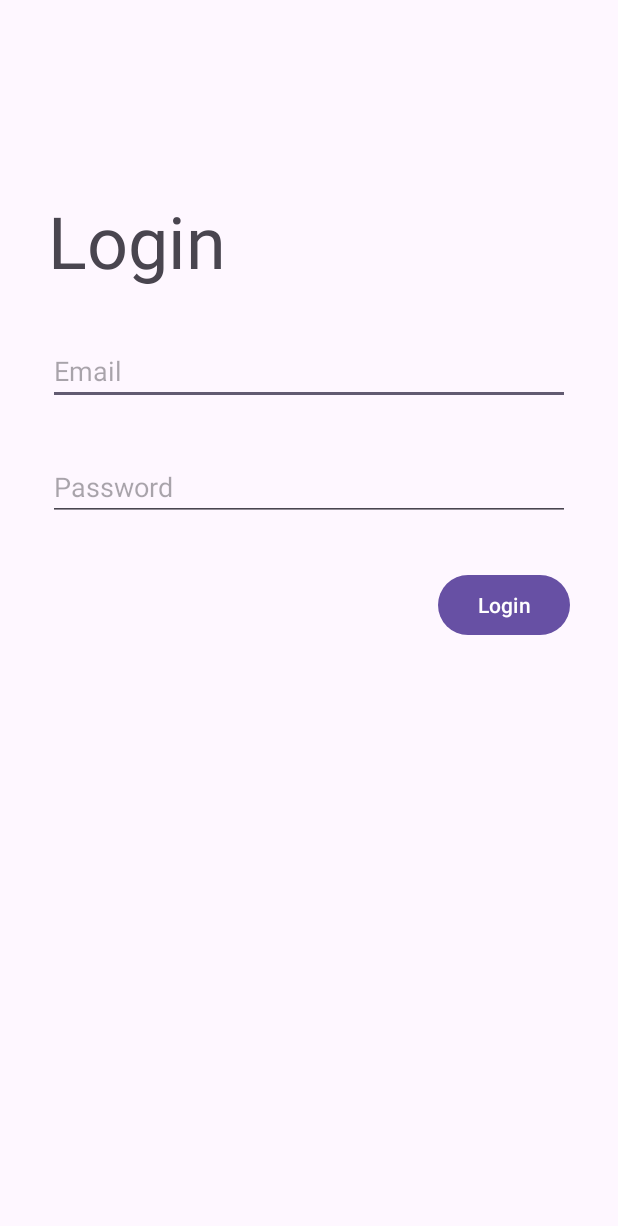
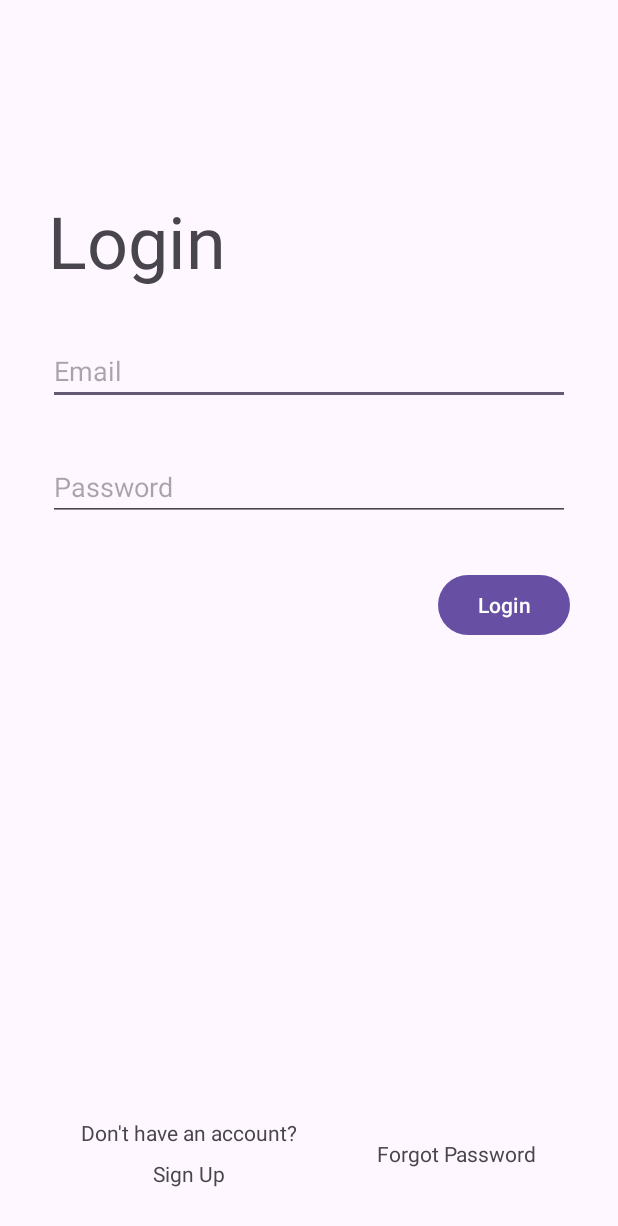
Before and after one commit to Zewzit/MapRunners-AR, an Android app: the screen it shows after launch (LoginActivity), on a phone screen of 412 x 824 dp. Shown: the top 1226 px of the screen. Run offline under Robolectric (Android 15) with nearby library versions, the phone set to English and light mode, and no system bars.

Commit message:
Add sign up UI. Add Firebase auth dependencies

```diff
--- a/app/src/main/res/layout/activity_login.xml
+++ b/app/src/main/res/layout/activity_login.xml
@@ -7,7 +7,7 @@
     tools:context=".views.LoginActivity">
 
     <EditText
-        android:id="@+id/editTextTextEmailAddress"
+        android:id="@+id/inputEmail"
         android:layout_width="0dp"
         android:layout_height="wrap_content"
         android:layout_marginStart="32dp"
@@ -34,7 +34,7 @@
         app:layout_constraintTop_toTopOf="parent" />
 
     <EditText
-        android:id="@+id/editTextTextPassword"
+        android:id="@+id/inputPwd"
         android:layout_width="0dp"
         android:layout_height="wrap_content"
         android:layout_marginStart="32dp"
@@ -45,15 +45,50 @@
         android:inputType="textPassword"
         app:layout_constraintEnd_toEndOf="parent"
         app:layout_constraintStart_toStartOf="parent"
-        app:layout_constraintTop_toBottomOf="@+id/editTextTextEmailAddress" />
+        app:layout_constraintTop_toBottomOf="@+id/inputEmail" />
 
     <Button
-        android:id="@+id/button"
+        android:id="@+id/btnLogin"
         android:layout_width="wrap_content"
         android:layout_height="wrap_content"
         android:layout_marginTop="32dp"
         android:layout_marginEnd="32dp"
         android:text="Login"
         app:layout_constraintEnd_toEndOf="parent"
-        app:layout_constraintTop_toBottomOf="@+id/editTextTextPassword" />
+        app:layout_constraintTop_toBottomOf="@+id/inputPwd" />
+
+    <TextView
+        android:id="@+id/textView5"
+        android:layout_width="wrap_content"
+        android:layout_height="wrap_content"
+        android:layout_marginBottom="8dp"
+        android:text="Don't have an account?"
+        app:layout_constraintBottom_toTopOf="@+id/tvSignUp"
+        app:layout_constraintEnd_toStartOf="@+id/tvForgotPwd"
+        app:layout_constraintHorizontal_bias="0.5"
+        app:layout_constraintStart_toStartOf="parent" />
+
+    <TextView
+        android:id="@+id/tvSignUp"
+        android:layout_width="wrap_content"
+        android:layout_height="wrap_content"
+        android:layout_marginBottom="32dp"
+        android:clickable="true"
+        android:text="Sign Up"
+        app:layout_constraintBottom_toBottomOf="parent"
+        app:layout_constraintEnd_toEndOf="@+id/textView5"
+        app:layout_constraintStart_toStartOf="@+id/textView5" />
+
+    <TextView
+        android:id="@+id/tvForgotPwd"
+        android:layout_width="wrap_content"
+        android:layout_height="wrap_content"
+        android:clickable="true"
+        android:text="Forgot Password"
+        app:layout_constraintBottom_toBottomOf="@+id/tvSignUp"
+        app:layout_constraintEnd_toEndOf="parent"
+        app:layout_constraintHorizontal_bias="0.5"
+        app:layout_constraintStart_toEndOf="@+id/textView5"
+        app:layout_constraintTop_toTopOf="@+id/textView5" />
+
 </androidx.constraintlayout.widget.ConstraintLayout>
--- a/build.gradle
+++ b/build.gradle
@@ -2,4 +2,8 @@
 plugins {
     id 'com.android.application' version '8.0.2' apply false
     id 'com.android.library' version '8.0.2' apply false
+
+    // Add the dependency for the Google services Gradle plugin
+    id 'com.google.gms.google-services' version '4.3.15' apply false
+
 }
```
Also changed, not shown: app/build.gradle (+11 -0 lines), app/src/main/AndroidManifest.xml (+5 -2 lines), app/src/main/java/com/example/maprunnersar/views/SignUpActivity.java (added, +16 -0 lines), app/src/main/res/layout/activity_sign_up.xml (added, +75 -0 lines).
